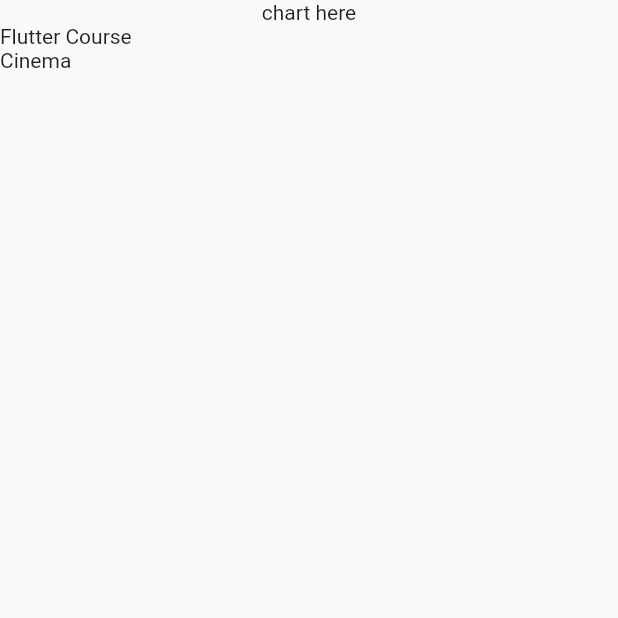
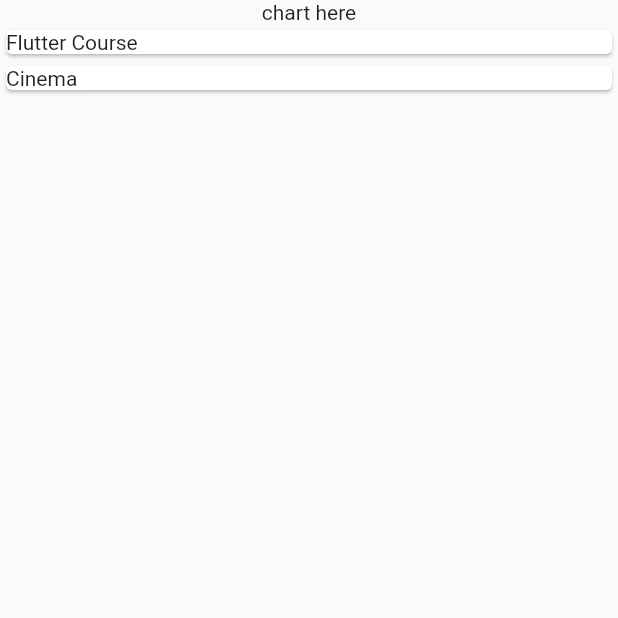
Before and after one commit to saurabhmirajkar/expense_tracker, a Flutter app: the screen it shows after launch, on a phone screen of 412 x 824 dp, the top half of it. Run offline on Flutter 3.47's test engine with Material 2 defaults, Android fonts, the phone set to English and light mode, and no system bars.

Commit message:
organised files created expense item

```diff
--- a/lib/main.dart
+++ b/lib/main.dart
@@ -1,4 +1,4 @@
-import 'package:expense_tracker/expenses.dart';
+import 'package:expense_tracker/widgets/expenses.dart';
 import 'package:flutter/material.dart';
 
 void main() => runApp(
--- a/lib/expenses.dart
+++ b/lib/widgets/expenses.dart
@@ -1,4 +1,4 @@
-import 'package:expense_tracker/expenses_list.dart';
+import 'package:expense_tracker/widgets/expenses_list/expense_list.dart';
 import 'package:expense_tracker/models/expense.dart';
 import 'package:flutter/material.dart';
 
--- a/lib/expenses_list.dart
+++ b/lib/widgets/expenses_list/expense_list.dart
@@ -1,4 +1,5 @@
 import 'package:expense_tracker/models/expense.dart';
+import 'package:expense_tracker/widgets/expenses_list/expenses_item.dart';
 import 'package:flutter/material.dart';
 
 class ExpensesList extends StatelessWidget {
@@ -10,8 +11,10 @@ class ExpensesList extends StatelessWidget {
   Widget build(BuildContext context) {
     return ListView.builder(
       itemCount: expenses.length,
-      itemBuilder: (context, index) {
-        return Text(expenses[index].title);
+      itemBuilder: (ctx, index) {
+        return ExpenseItem(
+          expense: expenses[index],
+        );
       },
     );
   }
--- /dev/null
+++ b/lib/widgets/expenses_list/expenses_item.dart
@@ -0,0 +1,13 @@
+import 'package:expense_tracker/models/expense.dart';
+import 'package:flutter/material.dart';
+
+class ExpenseItem extends StatelessWidget {
+  const ExpenseItem({super.key, required this.expense});
+
+  final Expense expense;
+
+  @override
+  Widget build(BuildContext context) {
+    return Card(child: Text(expense.title));
+  }
+}
```
